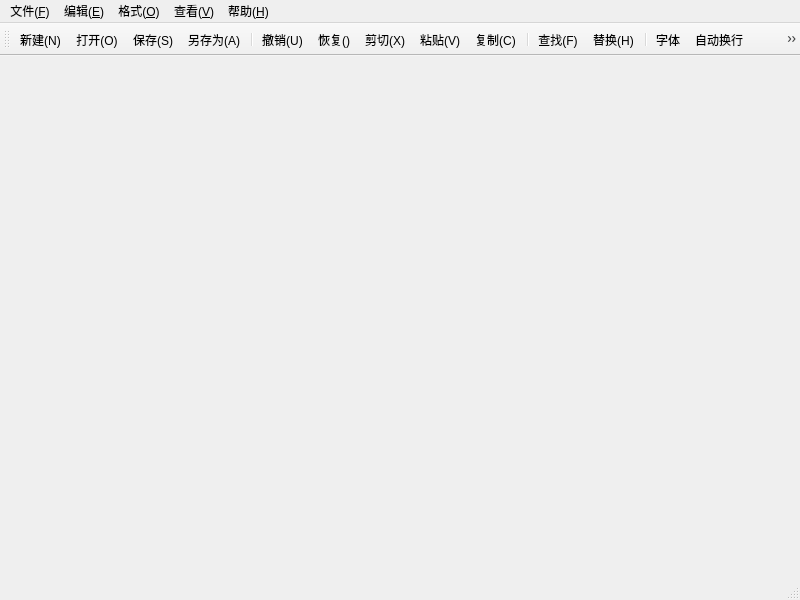
The window that mainwindow.ui (er202-dot/qt-simple-editor) describes before a commit, drawn with Qt 5.
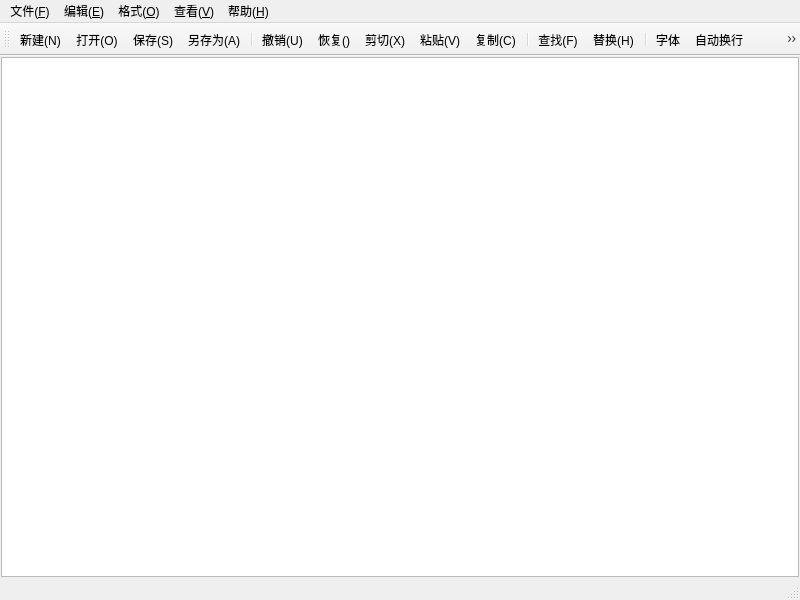
The same window after the commit. Icons and pictures are not drawn.

Commit message:
commit2--界面布局之添加plaintextEdit控件
-工具：水平局部
-去除边上的空白 通过修改centerwgt的layout属性

```diff
--- a/mainwindow.ui
+++ b/mainwindow.ui
@@ -13,7 +13,28 @@
   <property name="windowTitle">
    <string>MainWindow</string>
   </property>
-  <widget class="QWidget" name="centralwidget"/>
+  <widget class="QWidget" name="centralwidget">
+   <layout class="QVBoxLayout" name="verticalLayout">
+    <property name="spacing">
+     <number>0</number>
+    </property>
+    <property name="leftMargin">
+     <number>1</number>
+    </property>
+    <property name="topMargin">
+     <number>1</number>
+    </property>
+    <property name="rightMargin">
+     <number>1</number>
+    </property>
+    <property name="bottomMargin">
+     <number>1</number>
+    </property>
+    <item>
+     <widget class="QPlainTextEdit" name="textEdit"/>
+    </item>
+   </layout>
+  </widget>
   <widget class="QMenuBar" name="menubar">
    <property name="geometry">
     <rect>
```
